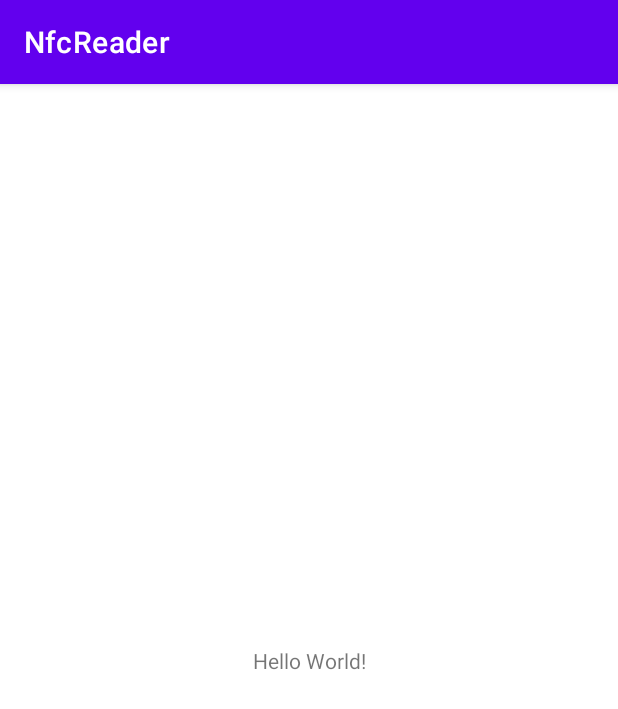
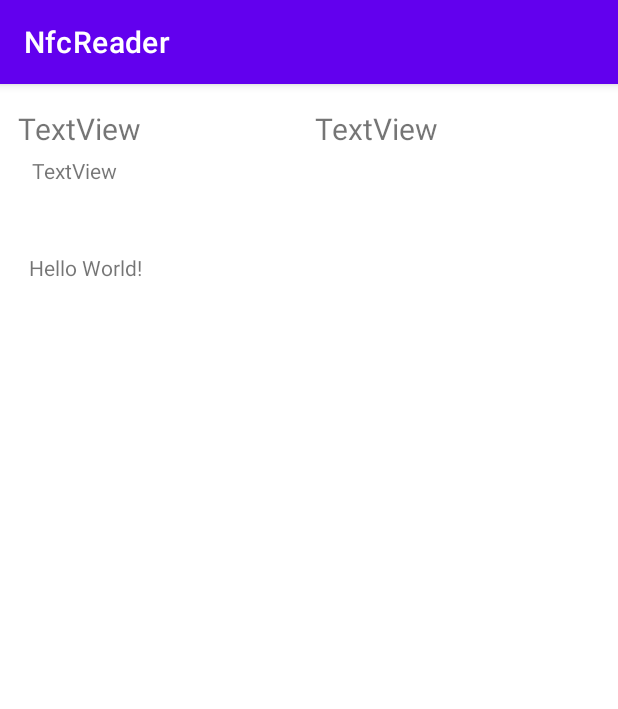
Before and after one commit to fumigoro/felica-wallet, an Android app: the screen it shows after launch (MainActivity), on a phone screen of 412 x 824 dp. Shown: the top 709 px of the screen. Run offline under Robolectric (Android 15) with nearby library versions, the phone set to English and light mode, and no system bars; 1 statement that could not run was skipped.

Commit message:
読み取り結果をUIに簡易的に表示できるように

```diff
--- a/app/src/main/java/com/example/y3033067/nfcreader/NFCReaderIf.java
+++ b/app/src/main/java/com/example/y3033067/nfcreader/NFCReaderIf.java
@@ -9,5 +9,4 @@ public interface NFCReaderIf {
     public int getSFBalance();
     public int getPointBalance();
     public void readAllData();
-    public String getIDm();
 }
--- a/app/src/main/res/layout/activity_nfcreader.xml
+++ b/app/src/main/res/layout/activity_nfcreader.xml
@@ -6,13 +6,65 @@
     android:layout_height="match_parent"
     tools:context=".MainActivity">
 
+
     <TextView
-        android:layout_width="wrap_content"
-        android:layout_height="wrap_content"
-        android:text="Hello World!"
-        app:layout_constraintBottom_toBottomOf="parent"
-        app:layout_constraintLeft_toLeftOf="parent"
-        app:layout_constraintRight_toRightOf="parent"
+        android:id="@+id/card_id"
+        android:layout_width="369dp"
+        android:layout_height="27dp"
+        android:layout_marginTop="8dp"
+        android:text="TextView"
+        app:layout_constraintEnd_toEndOf="parent"
+        app:layout_constraintStart_toStartOf="parent"
+        app:layout_constraintTop_toBottomOf="@+id/card_name" />
+
+    <TextView
+        android:id="@+id/card_balance"
+        android:layout_width="183dp"
+        android:layout_height="23dp"
+        android:layout_marginTop="16dp"
+        android:text="TextView"
+        android:textSize="20sp"
+        app:layout_constraintEnd_toEndOf="parent"
+        app:layout_constraintHorizontal_bias="0.625"
+        app:layout_constraintStart_toEndOf="@+id/card_name"
         app:layout_constraintTop_toTopOf="parent" />
 
+    <TextView
+        android:id="@+id/card_name"
+        android:layout_width="166dp"
+        android:layout_height="24dp"
+        android:layout_marginStart="12dp"
+        android:layout_marginTop="16dp"
+        android:text="TextView"
+        android:textSize="20sp"
+        app:layout_constraintStart_toStartOf="parent"
+        app:layout_constraintTop_toTopOf="parent" />
+
+    <ScrollView
+        android:id="@+id/scrollView"
+        android:layout_width="372dp"
+        android:layout_height="561dp"
+        app:layout_constraintBottom_toBottomOf="parent"
+        app:layout_constraintEnd_toEndOf="parent"
+        app:layout_constraintHorizontal_bias="0.476"
+        app:layout_constraintStart_toStartOf="parent"
+        app:layout_constraintTop_toBottomOf="@+id/card_id"
+        app:layout_constraintVertical_bias="0.161">
+
+        <TextView
+            android:id="@+id/log"
+            android:layout_width="350dp"
+            android:layout_height="match_parent"
+            android:layout_marginTop="16dp"
+            android:text="Hello World!"
+
+            app:layout_constraintBottom_toBottomOf="parent"
+            app:layout_constraintHorizontal_bias="0.511"
+            app:layout_constraintLeft_toLeftOf="parent"
+            app:layout_constraintRight_toRightOf="parent"
+            app:layout_constraintTop_toBottomOf="@+id/card_id"
+            app:layout_constraintVertical_bias="0.515" />
+
+    </ScrollView>
+
 </androidx.constraintlayout.widget.ConstraintLayout>
```
Also changed, not shown: app/src/main/java/com/example/y3033067/nfcreader/Ayuca.java (+23 -10 lines), app/src/main/java/com/example/y3033067/nfcreader/CampusPay.java (+3 -7 lines), app/src/main/java/com/example/y3033067/nfcreader/MainActivity.java (+38 -7 lines), app/src/main/java/com/example/y3033067/nfcreader/NFCReader.java (+14 -3 lines), app/src/main/java/com/example/y3033067/nfcreader/StudentIDCard.java (+44 -3 lines).
